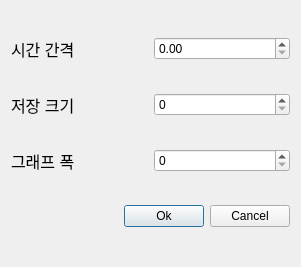
The window that settings_dialog.ui (gkdisdhfl1/PowerSimulator) describes before a commit, drawn with Qt 5.
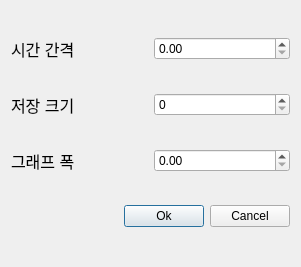
The same window after the commit.

Commit message:
Fix: settings_dialog의 그래프 폭 spinbox 변경
settings_dialog의 그래프 폭 spinbox를 doublespinbox로 변경

더 정밀한 조절 가능

```diff
--- a/settings_dialog.ui
+++ b/settings_dialog.ui
@@ -79,7 +79,7 @@
       </widget>
      </item>
      <item>
-      <widget class="QSpinBox" name="graphWidthSpinBox"/>
+      <widget class="QDoubleSpinBox" name="graphWidthSpinBox"/>
      </item>
     </layout>
    </item>
```
The commit also changes 2 other files.
